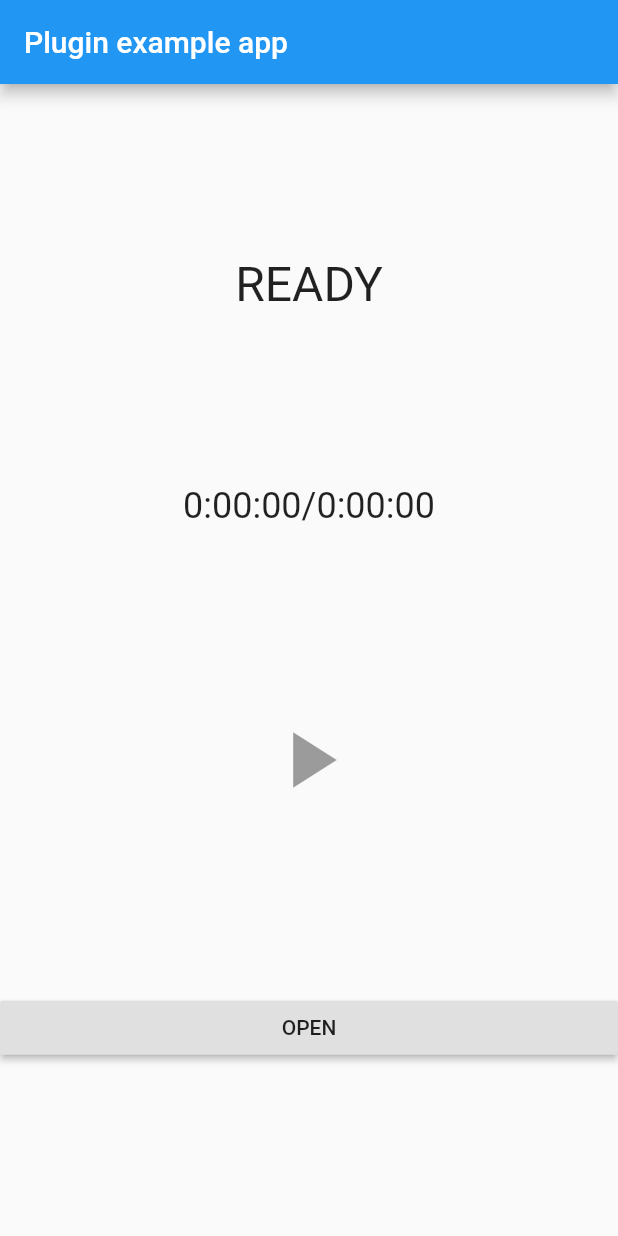
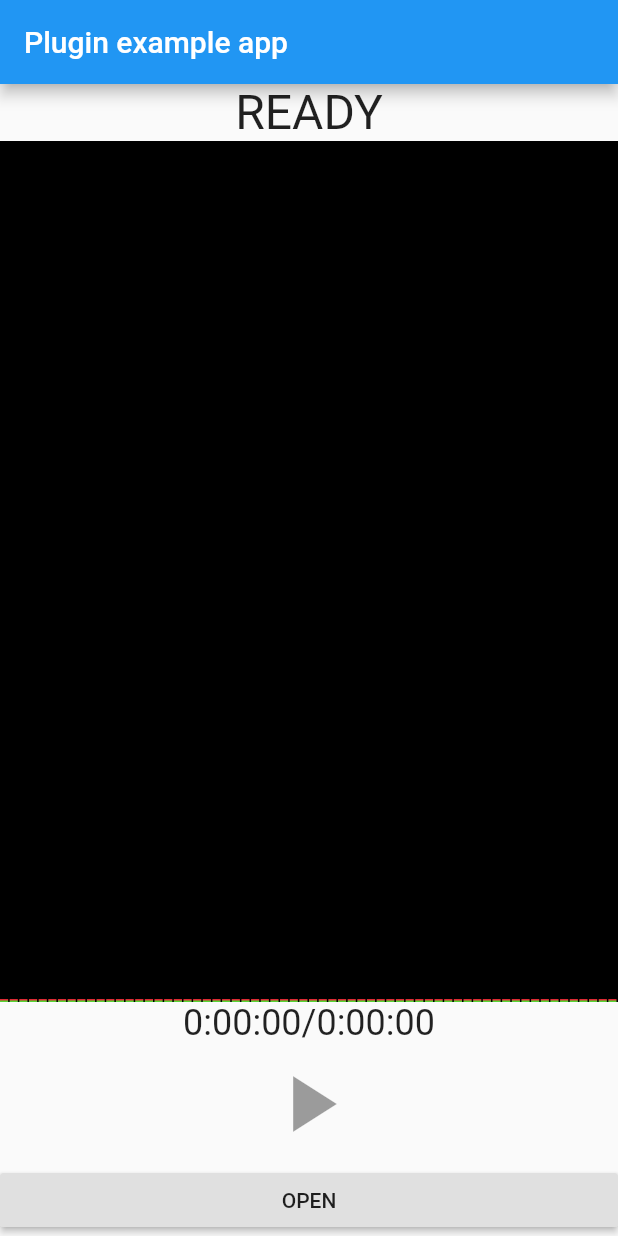
Before and after one commit to zhangjianli/FlutterMusicPlugin, a Flutter app: the screen it shows after launch, on a phone screen of 412 x 824 dp. Run offline on Flutter 3.47's test engine with Material 2 defaults, Android fonts, the phone set to English and light mode, and no system bars; statements that could not run were skipped.

Commit message:
add visualizer

```diff
--- a/example/lib/main.dart
+++ b/example/lib/main.dart
@@ -1,12 +1,13 @@
 import 'package:flutter/material.dart';
 
 import 'package:flutter_music_plugin/flutter_music_plugin.dart';
+import 'visualizer.dart';
 
-void main() => runApp(new MyApp());
+void main() => runApp(MyApp());
 
 class MyApp extends StatefulWidget {
   @override
-  _MyAppState createState() => new _MyAppState();
+  _MyAppState createState() => _MyAppState();
 }
 
 class _MyAppState extends State<MyApp> {
@@ -30,11 +31,13 @@ class _MyAppState extends State<MyApp> {
           title: const Text('Plugin example app'),
         ),
         body: Column(
-          mainAxisAlignment: MainAxisAlignment.spaceEvenly,
+          mainAxisAlignment: MainAxisAlignment.start,
+          crossAxisAlignment: CrossAxisAlignment.stretch,
           children: <Widget>[
             Center(
                 child: Text(_status.toUpperCase(),
                     style: TextStyle(fontSize: 32.0))),
+            Expanded(child: Visualizer()),
             Center(
                 child: Text(
                     _position.toString().split('.').first +
--- /dev/null
+++ b/example/lib/visualizer.dart
@@ -0,0 +1,82 @@
+import 'package:flutter/material.dart';
+import 'package:flutter_music_plugin/flutter_music_plugin.dart';
+
+import 'dart:typed_data';
+
+const COLUMNS_COUNT= 64;
+
+class Visualizer extends StatefulWidget {
+  @override
+  VisualizerState createState() => VisualizerState();
+}
+
+class VisualizerState extends State<Visualizer> {
+
+  Uint8List _spectrum;
+
+  @override
+  void initState() {
+    super.initState();
+    // connect to native channels
+    FlutterMusicPlugin.listenSpectrum(_onSpectrum, _onSpectrumError);
+  }
+
+
+  @override
+  Widget build(BuildContext context) {
+    return new CustomPaint(
+      painter: VisualizerPainter(_spectrum)
+    );
+  }
+
+  void _onSpectrumError(Object event) {
+    print(event);
+  }
+
+  void _onSpectrum(Object event) {
+    print(event);
+    setState(() {
+      _spectrum = event;
+    });
+  }
+}
+
+class VisualizerPainter extends CustomPainter {
+
+  final Uint8List _spectrum;
+
+  VisualizerPainter(this._spectrum);
+
+  @override
+  void paint(Canvas canvas, Size size) {
+
+    // draw background
+    var rect = Offset.zero & size;
+    canvas.drawRect(
+      rect,
+      Paint()..color = Color(0xFF000000)
+    );
+
+    // draw spectrum
+    LinearGradient gradient = LinearGradient(colors: [const Color(0xFF33FF33), const Color(0xFFFF0033)], begin: Alignment.bottomCenter, end: Alignment.topCenter);
+    double columnWidth = size.width / COLUMNS_COUNT;
+    double step = size.height / 127;
+
+    for (int i=0; i<COLUMNS_COUNT; i++) {
+      double volume = 2.0;
+      if (_spectrum != null && i < _spectrum.length) {
+        volume = _spectrum[i] * step + 2;
+      }
+      Rect column = Rect.fromLTRB(columnWidth*i, size.height-volume, columnWidth*i+columnWidth - 1, size.height);
+      canvas.drawRect(
+          column,
+          //Paint()..color = Color(0xFFFFB90F)
+          Paint()..shader = gradient.createShader(column)
+      );
+    }
+
+  }
+
+  @override
+  bool shouldRepaint(VisualizerPainter oldDelegate) => oldDelegate._spectrum != _spectrum;
+}
```
Also changed, not shown: 1 other file.
